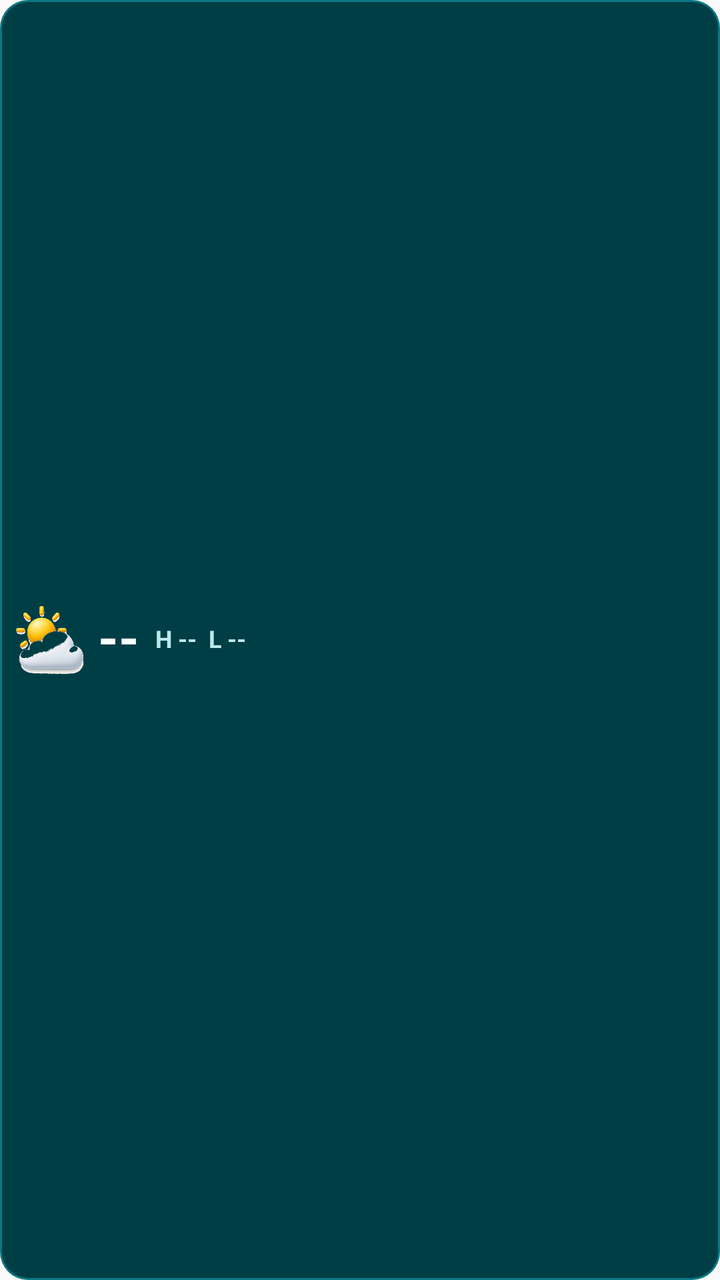
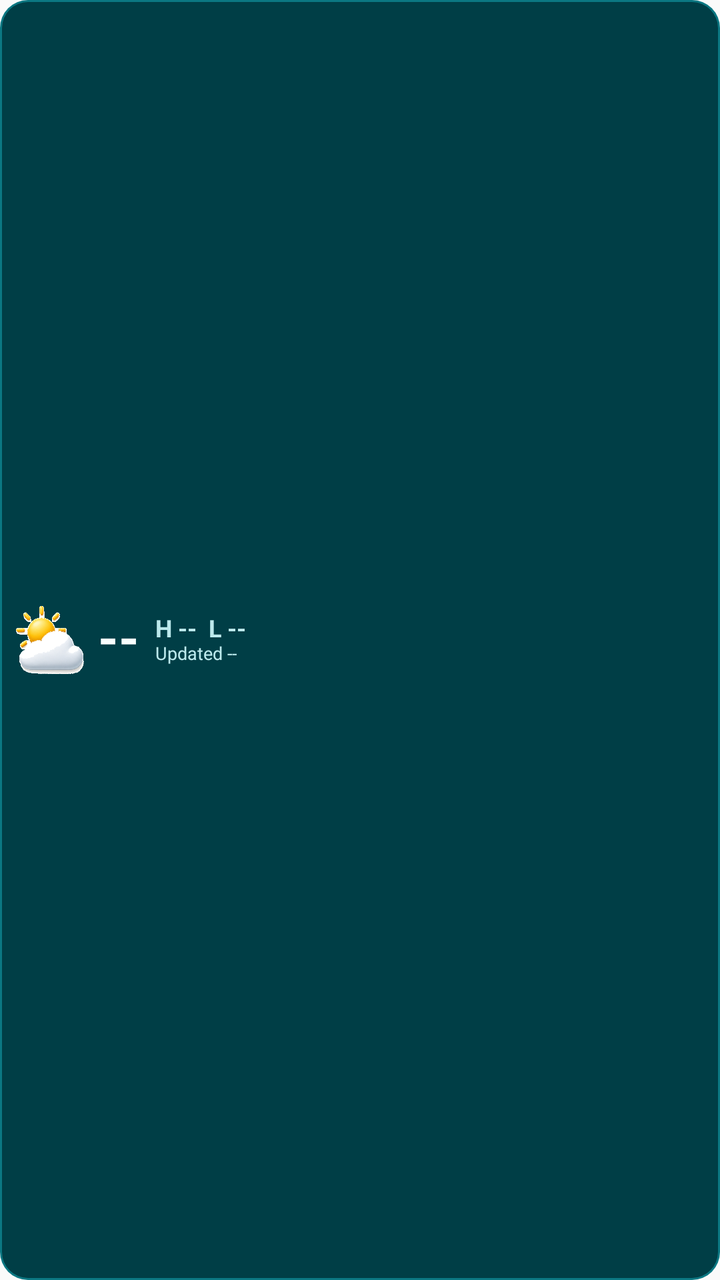

Before-and-after screenshots of an Android layout around one commit, followed by the original layout XML and the change that was made.
<!-- AndroidManifest.xml: application theme Theme.GabeCast -->
<!-- res/layout/widget_compact_weather.xml -->
<?xml version="1.0" encoding="utf-8"?>
<LinearLayout xmlns:android="http://schemas.android.com/apk/res/android"
    android:id="@+id/widget_root"
    android:layout_width="match_parent"
    android:layout_height="match_parent"
    android:background="@drawable/widget_background"
    android:gravity="center_vertical"
    android:orientation="horizontal"
    android:padding="8dp">

    <ImageView
        android:id="@+id/widget_icon"
        android:layout_width="34dp"
        android:layout_height="34dp"
        android:contentDescription="Weather"
        android:scaleType="fitCenter"
        android:src="@drawable/ic_weather_partly_cloudy" />

    <TextView
        android:id="@+id/widget_temp"
        android:layout_width="wrap_content"
        android:layout_height="wrap_content"
        android:layout_marginStart="7dp"
        android:includeFontPadding="false"
        android:text="--"
        android:textColor="#F8FFFF"
        android:textSize="26sp"
        android:textStyle="bold" />

    <TextView
        android:id="@+id/widget_high_low"
        android:layout_width="0dp"
        android:layout_height="wrap_content"
        android:layout_marginStart="8dp"
        android:layout_weight="1"
        android:ellipsize="end"
        android:includeFontPadding="false"
        android:maxLines="1"
        android:text="H --  L --"
        android:textColor="#BCE9EC"
        android:textSize="12sp"
        android:textStyle="bold" />
</LinearLayout>
<!-- resources referenced by this layout -->
<resources>
  <!-- drawable ic_weather_partly_cloudy: png bitmap (drawable-nodpi, 65106 bytes) -->
  <!-- drawable widget_background (drawable) -->
  <?xml version="1.0" encoding="utf-8"?>
  <layer-list xmlns:android="http://schemas.android.com/apk/res/android">
      <item>
          <shape>
              <solid android:color="#0B7782" />
              <corners android:radius="14dp" />
          </shape>
      </item>
      <item
          android:bottom="1dp"
          android:left="1dp"
          android:right="1dp"
          android:top="1dp">
          <shape>
              <solid android:color="#003E46" />
              <corners android:radius="13dp" />
          </shape>
      </item>
  </layer-list>
  <style name="Theme.GabeCast" parent="android:style/Theme.Material.Light.NoActionBar">
          <item name="android:windowActionBar">false</item>
          <item name="android:windowNoTitle">true</item>
          <item name="android:windowLightStatusBar">true</item>
          <item name="android:statusBarColor">@android:color/transparent</item>
          <item name="android:navigationBarColor">@android:color/transparent</item>
      </style>
</resources>

<!-- the commit's change to res/layout/widget_compact_weather.xml (unified diff, before → after) -->
@@ -27,17 +27,35 @@
         android:textSize="26sp"
         android:textStyle="bold" />
 
-    <TextView
-        android:id="@+id/widget_high_low"
+    <LinearLayout
         android:layout_width="0dp"
-        android:layout_height="wrap_content"
+        android:layout_height="match_parent"
         android:layout_marginStart="8dp"
         android:layout_weight="1"
-        android:ellipsize="end"
-        android:includeFontPadding="false"
-        android:maxLines="1"
-        android:text="H --  L --"
-        android:textColor="#BCE9EC"
-        android:textSize="12sp"
-        android:textStyle="bold" />
+        android:gravity="center_vertical"
+        android:orientation="vertical">
+
+        <TextView
+            android:id="@+id/widget_high_low"
+            android:layout_width="match_parent"
+            android:layout_height="wrap_content"
+            android:ellipsize="end"
+            android:includeFontPadding="false"
+            android:maxLines="1"
+            android:text="H --  L --"
+            android:textColor="#BCE9EC"
+            android:textSize="12sp"
+            android:textStyle="bold" />
+
+        <TextView
+            android:id="@+id/widget_updated"
+            android:layout_width="match_parent"
+            android:layout_height="wrap_content"
+            android:ellipsize="end"
+            android:includeFontPadding="false"
+            android:maxLines="1"
+            android:text="Updated --"
+            android:textColor="#BCE9EC"
+            android:textSize="9sp" />
+    </LinearLayout>
 </LinearLayout>
<!-- resource entries referenced after the edit -->
@@ -1,6 +1,6 @@
 <!-- resources referenced by this layout -->
 <resources>
-  <!-- drawable ic_weather_partly_cloudy: png bitmap (drawable-nodpi, 65106 bytes) -->
+  <!-- drawable ic_weather_partly_cloudy: png bitmap (drawable-nodpi, 61050 bytes) -->
   <!-- drawable widget_background (drawable) -->
   <?xml version="1.0" encoding="utf-8"?>
   <layer-list xmlns:android="http://schemas.android.com/apk/res/android">
